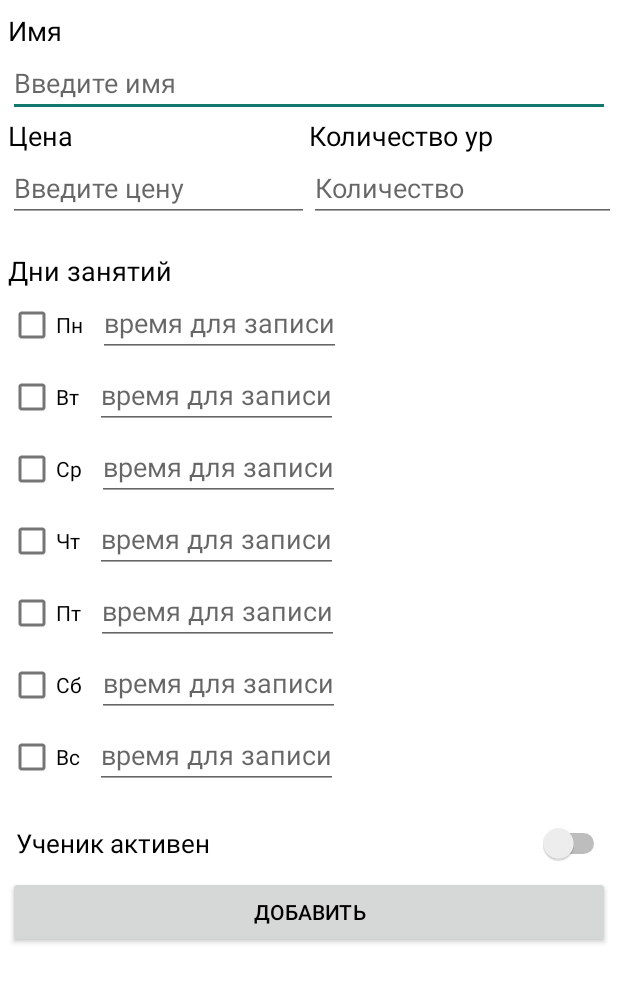
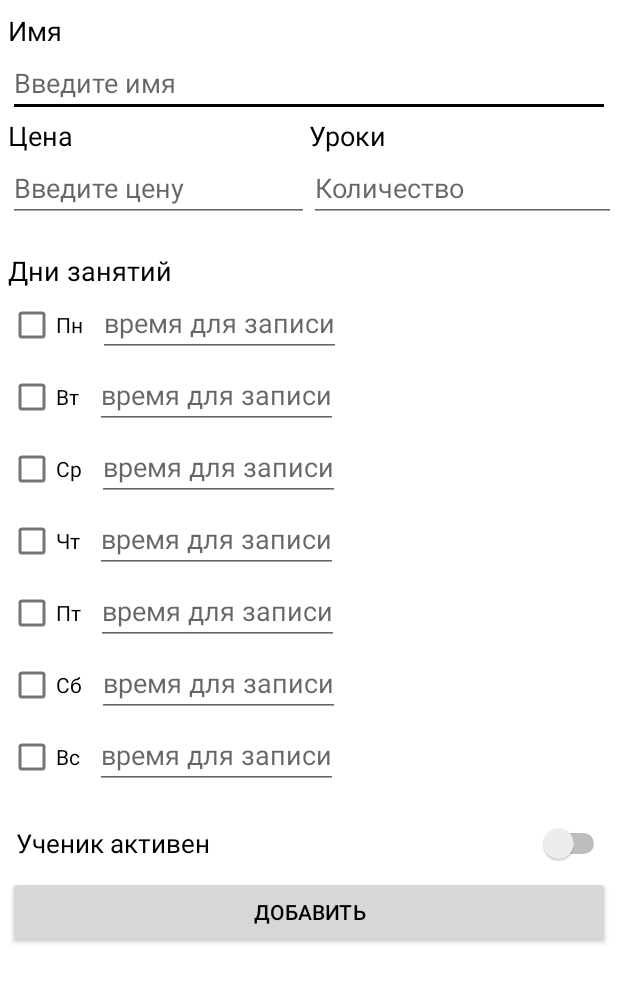
Before and after one commit to MaksMusic/Android_student_registration, an Android app: the AddStudentActivity screen opened directly, with no data from a screen before it, on a phone screen of 412 x 824 dp. Shown: the top 982 px of the screen. Run offline under Robolectric (Android 15) with nearby library versions, the phone set to English and light mode, and no system bars; our stand-ins replace Room's generated code.

Commit message:
edit add time lesson

```diff
--- a/app/src/main/java/com/music/lessons/Activity/MainActivity.kt
+++ b/app/src/main/java/com/music/lessons/Activity/MainActivity.kt
@@ -21,4 +21,7 @@ class MainActivity : AppCompatActivity() {
 
 
     }
+
+
+
 }
--- a/app/src/main/java/com/music/lessons/AdapterStudent/AdapterStudent.kt
+++ b/app/src/main/java/com/music/lessons/AdapterStudent/AdapterStudent.kt
@@ -53,6 +53,7 @@ class AdapterStudent(var studentList: ArrayList<Student>, var clickListener: OnC
         fun addStudent(student: Student) {
             itemStudentBinding.nameStudent.text = student.name ?: ""
             itemStudentBinding.timeLessons.text = student.timeLessons ?: ""
+
             itemStudentBinding.price.text = student.price ?: ""
             itemStudentBinding.number.text = student.name ?: ""
 
--- a/app/src/main/java/com/music/lessons/room/DataBaseRoom.kt
+++ b/app/src/main/java/com/music/lessons/room/DataBaseRoom.kt
@@ -5,7 +5,7 @@ import androidx.room.Room
 import androidx.room.RoomDatabase
 import com.music.lessons.AdapterStudent.Student
 
-@Database(entities = [Student::class], version = 1)
+@Database(entities = [Student::class], version = 2)
 abstract class DataBaseRoom : RoomDatabase() {
 
     abstract fun studentDao(): StudentDao
--- a/app/src/main/res/layout/activity_add_student.xml
+++ b/app/src/main/res/layout/activity_add_student.xml
@@ -69,7 +69,7 @@
                     android:textColor="@color/black"
                     android:layout_width="match_parent"
                     android:layout_height="wrap_content"
-                    android:text="Количество ур" />
+                    android:text="Уроки" />
 
                 <EditText
 
--- a/app/src/main/res/values-night/themes.xml
+++ b/app/src/main/res/values-night/themes.xml
@@ -7,9 +7,11 @@
         <item name="colorOnPrimary">@color/black</item>
         <!-- Secondary brand color. -->
         <item name="windowActionBar">false</item>
-        <item name="android:windowNoTitle">true</item>
+
+
+
         <item name="colorSecondary">@color/teal_200</item>
-        <item name="android:windowFullscreen">true</item>
+
         <item name="colorSecondaryVariant">@color/teal_200</item>
         <item name="colorOnSecondary">@color/black</item>
         <!-- Status bar color. -->
--- a/app/src/main/res/values/themes.xml
+++ b/app/src/main/res/values/themes.xml
@@ -3,15 +3,15 @@
     <style name="Theme.Lessons" parent="Theme.MaterialComponents.DayNight.NoActionBar">
         <!-- Primary brand color. -->
         <item name="colorPrimary">@color/purple_500</item>
-        <item name="colorPrimaryVariant">@color/purple_700</item>
+        <item name="colorPrimaryVariant">@color/black</item>
         <item name="colorOnPrimary">@color/white</item>
         <item name="windowActionBar">false</item>
-        <item name="android:windowNoTitle">true</item>
+
 
         <!-- Secondary brand color. -->
-        <item name="colorSecondary">@color/teal_200</item>
-        <item name="android:windowFullscreen">true</item>
-        <item name="colorSecondaryVariant">@color/teal_700</item>
+        <item name="colorSecondary">@color/black</item>
+
+        <item name="colorSecondaryVariant">@color/black</item>
         <item name="colorOnSecondary">@color/black</item>
         <!-- Status bar color. -->
         <item name="android:statusBarColor" tools:targetApi="l">?attr/colorPrimaryVariant</item>
```
